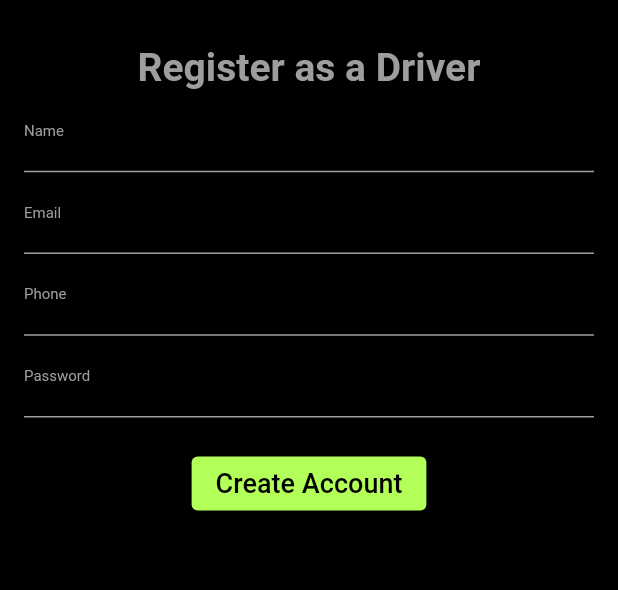
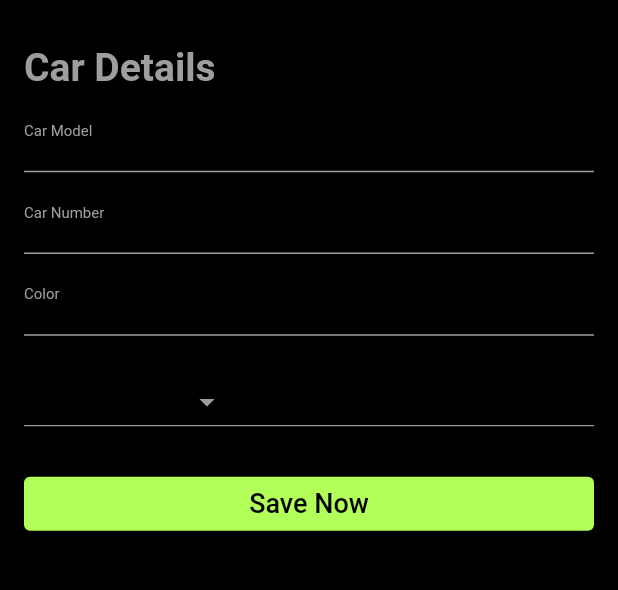
Before and after one commit to kkmaurice/Uber-Clone-Drivers-App, a Flutter app: the screen it shows after launch, after a tap on "Create Account", on a phone screen of 412 x 824 dp, the part 396-986 px from its top. Run offline on Flutter 3.47's test engine with Material 2 defaults, Android fonts, the phone set to English and light mode, and no system bars.

Commit message:
added car info screen

```diff
--- /dev/null
+++ b/drivers_app/lib/authentication/car_info_screen.dart
@@ -0,0 +1,135 @@
+import 'package:flutter/material.dart';
+import 'package:flutter/src/widgets/framework.dart';
+import 'package:flutter/src/widgets/placeholder.dart';
+
+class CarInfoScreen extends StatefulWidget {
+  const CarInfoScreen({super.key});
+
+  @override
+  State<CarInfoScreen> createState() => _CarInfoScreenState();
+}
+
+class _CarInfoScreenState extends State<CarInfoScreen> {
+  TextEditingController carModelTextEditingController = TextEditingController();
+  TextEditingController carNumberTextEditingController =
+      TextEditingController();
+  TextEditingController carColorTextEditingController = TextEditingController();
+
+  List<String> carTypeList = ['uber-x', 'uber-go', 'bike'];
+  String? selectedCarType;
+  @override
+  Widget build(BuildContext context) {
+    return SafeArea(
+      child: Scaffold(
+        backgroundColor: Colors.black,
+        body: SingleChildScrollView(
+          child: Padding(
+            padding: const EdgeInsets.all(16.0),
+            child: Column(
+              crossAxisAlignment: CrossAxisAlignment.stretch,
+              children: [
+                const SizedBox(
+                  height: 10,
+                ),
+                Padding(
+                  padding: const EdgeInsets.all(20.0),
+                  child: Image.asset('assets/images/logo1.png'),
+                ),
+                const SizedBox(
+                  height: 10,
+                ),
+                const Text(
+                  'Car Details',
+                  style: TextStyle(
+                      fontSize: 26,
+                      color: Colors.grey,
+                      fontWeight: FontWeight.bold),
+                ),
+                TextField(
+                  controller: carModelTextEditingController,
+                  style: const TextStyle(color: Colors.grey),
+                  decoration: const InputDecoration(
+                    labelText: 'Car Model',
+                    hintText: 'Car Model',
+                    enabledBorder: UnderlineInputBorder(
+                        borderSide: BorderSide(color: Colors.grey)),
+                    focusedBorder: UnderlineInputBorder(
+                        borderSide: BorderSide(color: Colors.grey)),
+                    hintStyle: TextStyle(color: Colors.grey, fontSize: 10),
+                    labelStyle: TextStyle(color: Colors.grey, fontSize: 10),
+                  ),
+                ),
+                TextField(
+                  controller: carNumberTextEditingController,
+                  keyboardType: TextInputType.number,
+                  style: const TextStyle(color: Colors.grey),
+                  decoration: const InputDecoration(
+                    labelText: 'Car Number',
+                    hintText: 'Car Number',
+                    enabledBorder: UnderlineInputBorder(
+                        borderSide: BorderSide(color: Colors.grey)),
+                    focusedBorder: UnderlineInputBorder(
+                        borderSide: BorderSide(color: Colors.grey)),
+                    hintStyle: TextStyle(color: Colors.grey, fontSize: 10),
+                    labelStyle: TextStyle(color: Colors.grey, fontSize: 10),
+                  ),
+                ),
+                TextField(
+                  controller: carColorTextEditingController,
+                  keyboardType: TextInputType.text,
+                  style: const TextStyle(color: Colors.grey),
+                  decoration: const InputDecoration(
+                    labelText: 'Color',
+                    hintText: 'Color',
+                    enabledBorder: UnderlineInputBorder(
+                        borderSide: BorderSide(color: Colors.grey)),
+                    focusedBorder: UnderlineInputBorder(
+                        borderSide: BorderSide(color: Colors.grey)),
+                    hintStyle: TextStyle(color: Colors.grey, fontSize: 10),
+                    labelStyle: TextStyle(color: Colors.grey, fontSize: 10),
+                  ),
+                ),
+                const SizedBox(
+                  height: 20,
+                ),
+                DropdownButton(
+                  dropdownColor: Colors.black54,
+                  iconEnabledColor: Colors.grey,
+                  hint: const Text('Select Car Type'),
+                  items: carTypeList.map((String dropDownStringItem) {
+                    return DropdownMenuItem(
+                        value: dropDownStringItem,
+                        child: Text(
+                          dropDownStringItem,
+                          style: const TextStyle(color: Colors.grey),
+                        ));
+                  }).toList(),
+                  onChanged: (String? newValueSelected) {
+                    setState(() {
+                      selectedCarType = newValueSelected;
+                    });
+                  },
+                  value: selectedCarType,
+                ),
+                const SizedBox(
+                  height: 20,
+                ),
+                ElevatedButton(
+                    onPressed: () {
+                      Navigator.of(context).push(MaterialPageRoute(
+                          builder: (context) => const CarInfoScreen()));
+                    },
+                    style: ElevatedButton.styleFrom(
+                        backgroundColor: Colors.lightGreenAccent),
+                    child: const Text(
+                      'Save Now',
+                      style: TextStyle(color: Colors.black, fontSize: 18),
+                    ))
+              ],
+            ),
+          ),
+        ),
+      ),
+    );
+  }
+}
--- a/drivers_app/lib/authentication/signup_screen.dart
+++ b/drivers_app/lib/authentication/signup_screen.dart
@@ -1,3 +1,4 @@
+import 'package:drivers_app/authentication/car_info_screen.dart';
 import 'package:flutter/material.dart';
 import 'package:flutter/src/widgets/framework.dart';
 import 'package:flutter/src/widgets/placeholder.dart';
@@ -23,6 +24,7 @@ class _SignupScreenState extends State<SignupScreen> {
         child: Padding(
           padding: const EdgeInsets.all(16.0),
           child: Column(
+            crossAxisAlignment: CrossAxisAlignment.stretch,
             children: [
               const SizedBox(
                 height: 10,
@@ -105,7 +107,10 @@ class _SignupScreenState extends State<SignupScreen> {
                 height: 20,
               ),
               ElevatedButton(
-                  onPressed: () {},
+                  onPressed: () {
+                    Navigator.of(context).push(MaterialPageRoute(
+                        builder: (context) => const CarInfoScreen()));
+                  },
                   style: ElevatedButton.styleFrom(
                       backgroundColor: Colors.lightGreenAccent),
                   child: const Text(
```
